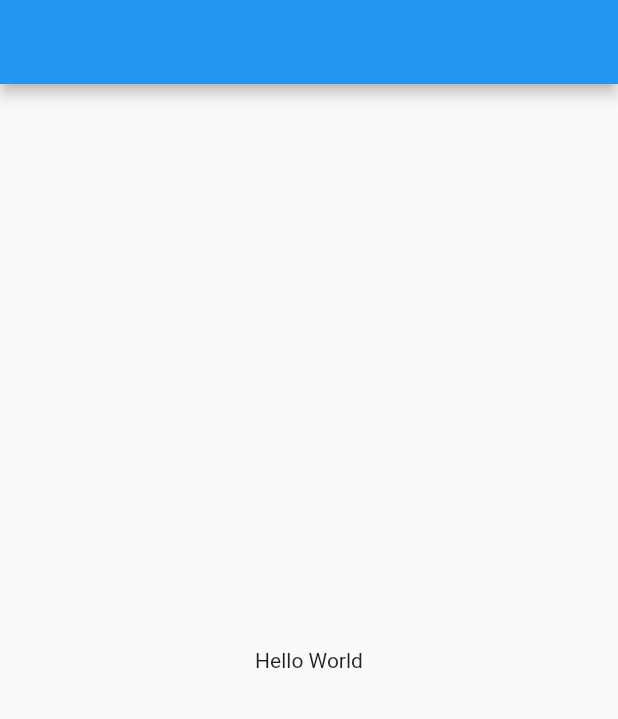
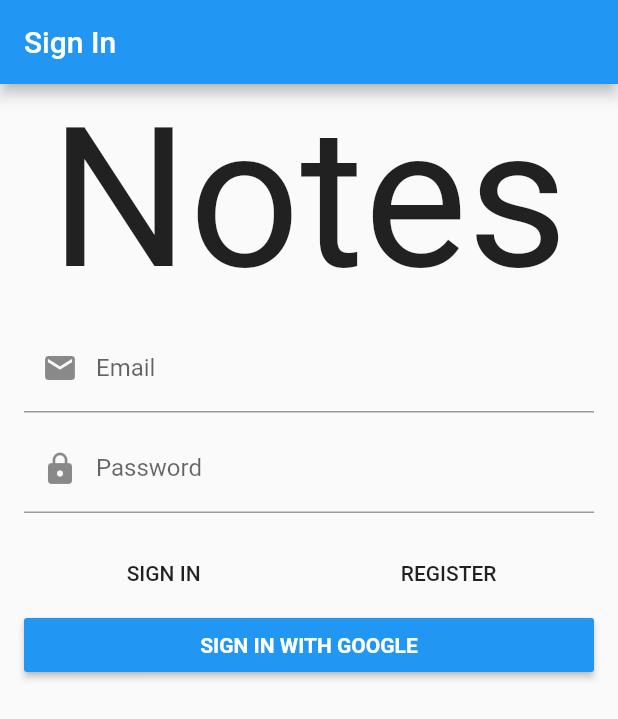
Before and after one commit to sahilmob/flutter-domain-driven-development-notes-app, a Flutter app: the screen it shows after launch, on a phone screen of 412 x 824 dp. Shown: the top 719 px of the screen. Run offline on Flutter 3.47's test engine with Material 2 defaults, Android fonts, the phone set to English and light mode, and no system bars; our stand-ins replace bloc, dartz, firebase_auth, flutter_bloc, freezed_annotation, get_it and 2 more; accounts and stored records are empty; generated files the repository leaves out were written again.

Commit message:
create auth form

```diff
--- a/lib/main.dart
+++ b/lib/main.dart
@@ -2,34 +2,9 @@ import 'package:flutter/material.dart';
 import 'package:injectable/injectable.dart';
 
 import 'package:ddd/injection.dart';
+import 'package:ddd/presentation/core/app_widget.dart';
 
 void main() {
   configureInjection(Environment.prod);
-  runApp(MyApp());
+  runApp(App());
 }
-
-class MyApp extends StatelessWidget {
-  // This widget is the root of your application.
-  @override
-  Widget build(BuildContext context) {
-    return MaterialApp(
-      title: 'Flutter Demo',
-      theme: ThemeData(
-        primarySwatch: Colors.blue,
-      ),
-      home: MyHomePage(),
-    );
-  }
-}
-
-class MyHomePage extends StatelessWidget {
-  @override
-  Widget build(BuildContext context) {
-    return Scaffold(
-      appBar: AppBar(),
-      body: Center(
-        child: Text("Hello World"),
-      ),
-    );
-  }
-}
--- /dev/null
+++ b/lib/presentation/core/app_widget.dart
@@ -0,0 +1,15 @@
+import "package:flutter/material.dart";
+
+import 'package:ddd/presentation/sign_in/sign_in_page.dart';
+
+class App extends StatelessWidget {
+  // This widget is the root of your application.
+  @override
+  Widget build(BuildContext context) {
+    return MaterialApp(
+      debugShowCheckedModeBanner: false,
+      title: "Notes",
+      home: SignInPage(),
+    );
+  }
+}
--- /dev/null
+++ b/lib/presentation/sign_in/sign_in_page.dart
@@ -0,0 +1,21 @@
+import 'package:flutter/material.dart';
+import 'package:flutter_bloc/flutter_bloc.dart';
+
+import 'package:ddd/injection.dart';
+import 'package:ddd/presentation/sign_in/widgets/sign_in_form.dart';
+import 'package:ddd/application/auth/sign_in_form/sign_in_form_bloc.dart';
+
+class SignInPage extends StatelessWidget {
+  @override
+  Widget build(BuildContext context) {
+    return Scaffold(
+      appBar: AppBar(
+        title: const Text("Sign In"),
+      ),
+      body: BlocProvider(
+        create: (context) => getIt<SignInFormBloc>(),
+        child: SignInForm(),
+      ),
+    );
+  }
+}
--- /dev/null
+++ b/lib/presentation/sign_in/widgets/sign_in_form.dart
@@ -0,0 +1,153 @@
+import "package:flutter/material.dart";
+import 'package:flutter_bloc/flutter_bloc.dart';
+
+import 'package:ddd/application/auth/sign_in_form/sign_in_form_bloc.dart';
+
+class SignInForm extends StatelessWidget {
+  @override
+  Widget build(BuildContext context) {
+    return BlocConsumer<SignInFormBloc, SignInFormState>(
+      listener: (context, state) {
+        state.authFailureOrSuccessOption.fold(
+          () {},
+          (either) => either.fold(
+            (left) {
+              Scaffold.of(context).showSnackBar(
+                SnackBar(
+                    content: left.map(
+                  cancelledByUser: (_) => const Text("Cancelled"),
+                  serverError: (_) => const Text("Server error"),
+                  emailAlreadyInUse: (_) => const Text("Email already in use"),
+                  invalidEmailAndPasswordCombination: (_) =>
+                      const Text("Invalid email and password combination"),
+                )),
+              );
+            },
+            (_) {},
+          ),
+        );
+      },
+      builder: (context, state) {
+        return Form(
+          autovalidate: state.showErrorMessages,
+          child: Padding(
+            padding: const EdgeInsets.symmetric(
+              horizontal: 16.0,
+            ),
+            child: ListView(
+              children: <Widget>[
+                const Text(
+                  "Notes",
+                  style: TextStyle(
+                    fontSize: 130,
+                  ),
+                  textAlign: TextAlign.center,
+                ),
+                const SizedBox(
+                  height: 8,
+                ),
+                TextFormField(
+                  decoration: const InputDecoration(
+                    prefixIcon: Icon(
+                      Icons.email,
+                    ),
+                    labelText: "Email",
+                  ),
+                  autocorrect: false,
+                  onChanged: (value) => context.bloc<SignInFormBloc>().add(
+                        SignInFormEvent.emailChanged(
+                          value,
+                        ),
+                      ),
+                  validator: (_) => context
+                      .bloc<SignInFormBloc>()
+                      .state
+                      .emailAddress
+                      .value
+                      .fold(
+                        (left) => left.maybeMap(
+                          invaliedEmail: (_) => "Invalid email",
+                          orElse: () => null,
+                        ),
+                        (_) => null,
+                      ),
+                ),
+                const SizedBox(
+                  height: 8,
+                ),
+                TextFormField(
+                  decoration: const InputDecoration(
+                    prefixIcon: Icon(
+                      Icons.lock,
+                    ),
+                    labelText: "Password",
+                  ),
+                  autocorrect: false,
+                  obscureText: true,
+                  onChanged: (value) => context.bloc<SignInFormBloc>().add(
+                        SignInFormEvent.passwordChanged(
+                          value,
+                        ),
+                      ),
+                  validator: (_) =>
+                      context.bloc<SignInFormBloc>().state.password.value.fold(
+                            (left) => left.maybeMap(
+                              shortPassword: (_) => "Short password",
+                              orElse: () => null,
+                            ),
+                            (_) => null,
+                          ),
+                ),
+                const SizedBox(
+                  height: 16,
+                ),
+                Row(
+                  mainAxisAlignment: MainAxisAlignment.spaceAround,
+                  children: <Widget>[
+                    FlatButton(
+                      onPressed: () {
+                        context.bloc<SignInFormBloc>().add(
+                              const SignInFormEvent
+                                  .signInWithEmailAndPasswordPressed(),
+                            );
+                      },
+                      child: const Text(
+                        "SIGN IN",
+                      ),
+                    ),
+                    FlatButton(
+                      onPressed: () {
+                        context.bloc<SignInFormBloc>().add(
+                              const SignInFormEvent
+                                  .registerWithEmailAndPasswordPressed(),
+                            );
+                      },
+                      child: const Text(
+                        "REGISTER",
+                      ),
+                    )
+                  ],
+                ),
+                RaisedButton(
+                  color: Theme.of(context).primaryColor,
+                  textColor: Colors.white,
+                  onPressed: () {
+                    context.bloc<SignInFormBloc>().add(
+                          const SignInFormEvent.signInWithGooglePressed(),
+                        );
+                  },
+                  child: const Text(
+                    "SIGN IN WITH GOOGLE",
+                    style: TextStyle(
+                      fontWeight: FontWeight.bold,
+                    ),
+                  ),
+                ),
+              ],
+            ),
+          ),
+        );
+      },
+    );
+  }
+}
```
